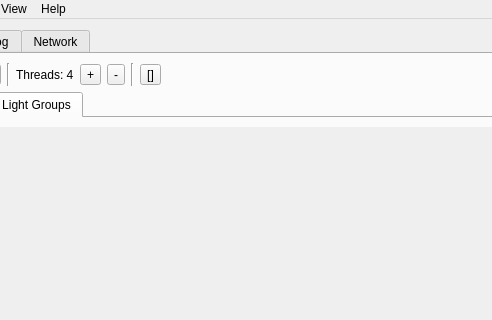
This is qtgui/luxrender.ui in sungsoo/luxrender-lux as Qt 5 draws it before an edit; both pictures show x 97 to 589 and y 0 to 320 of the 1024 by 746 pixel window. The edited form follows.
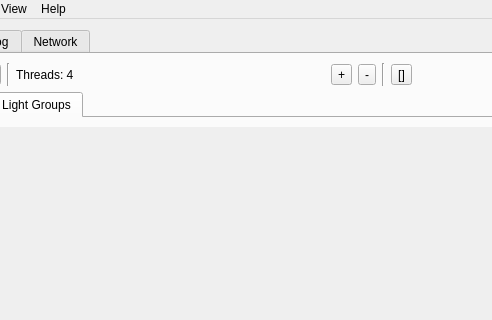
This is the edited form. The open tabs and pages were chosen to show the change. Icons and pictures are not drawn.

Commit message: initial commit for resolutioninfos and zoomfactor

```diff
--- a/qtgui/luxrender.ui
+++ b/qtgui/luxrender.ui
@@ -166,20 +166,7 @@
           </item>
          </layout>
         </item>
-        <item row="0" column="1">
-         <spacer name="horizontalSpacer_4">
-          <property name="orientation">
-           <enum>Qt::Horizontal</enum>
-          </property>
-          <property name="sizeHint" stdset="0">
-           <size>
-            <width>0</width>
-            <height>0</height>
-           </size>
-          </property>
-         </spacer>
-        </item>
-        <item row="1" column="0" colspan="3">
+        <item row="1" column="0" colspan="2">
          <widget class="QSplitter" name="splitter">
           <property name="enabled">
            <bool>true</bool>
```
Left out of the diff: 4 changed lines with no effect on the pictures. The commit also changes 2 other files.
